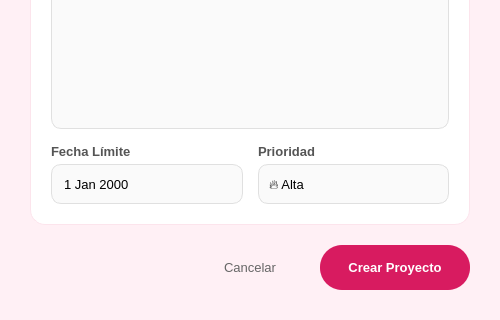
Qt form vistas/nuevoproyecto.ui (FrJavier/Aplicacioncliente) before a commit; both pictures show x 0 to 500 and y 280 to 600 of the 500 by 600 pixel window.
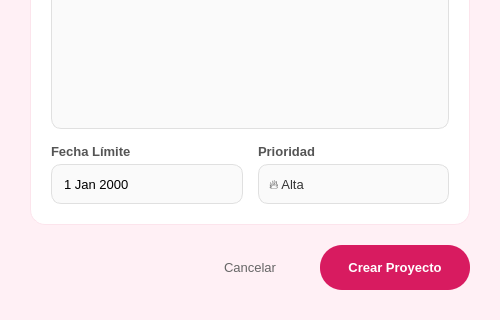
The same form after that commit.

Diff of the .ui file:
```diff
--- a/vistas/nuevoproyecto.ui
+++ b/vistas/nuevoproyecto.ui
@@ -278,9 +278,16 @@
 	border-radius: 10px;
 	padding-left: 10px;
 	background-color: #FAFAFA;
+	color: #333;
 }
 QComboBox::drop-down {
 	border: none;
+}
+QComboBox QAbstractItemView {
+	background-color: white;
+	color: #333;
+	selection-background-color: #FCE4EC;
+	selection-color: #D81B60;
 }</string>
             </property>
             <item>
```
